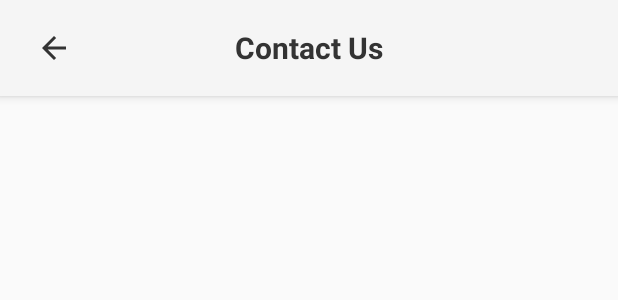
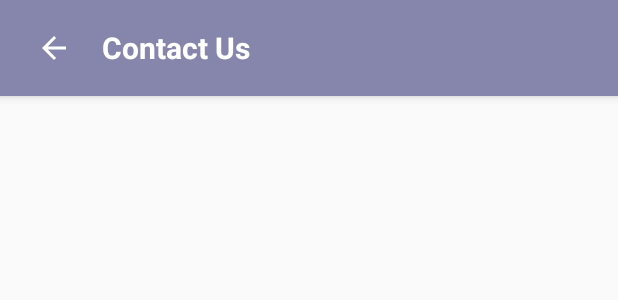
Before and after one commit to ItsAman0P/HelloSDKWithPerplexity, an Android app built with Jetpack Compose: the layout activity_main.xml on its own in the app's theme, with its tools: preview values and no code run, on a phone screen of 412 x 824 dp. Shown: the top 300 px of the screen. Run offline under Robolectric (Android 15) with nearby library versions, the phone set to English and light mode, and no system bars.

```diff
--- a/app/src/main/res/layout/activity_main.xml
+++ b/app/src/main/res/layout/activity_main.xml
@@ -8,11 +8,12 @@
 
     <!-- Header with back button and title -->
     <LinearLayout
+        android:id="@+id/header_container"
         android:layout_width="match_parent"
         android:layout_height="wrap_content"
         android:orientation="horizontal"
         android:gravity="center_vertical"
-        android:background="#F5F5F5"
+        android:background="@color/header_purple"
         android:paddingHorizontal="16dp"
         android:paddingVertical="12dp"
         android:elevation="4dp">
@@ -24,6 +25,7 @@
             android:background="?android:attr/selectableItemBackgroundBorderless"
             android:contentDescription="Back"
             android:src="@drawable/ic_arrow_back"
+            android:tint="@color/white"
             android:scaleType="centerInside" />
 
         <TextView
@@ -33,9 +35,8 @@
             android:text="Contact Us"
             android:textSize="20sp"
             android:textStyle="bold"
-            android:textColor="#333333"
-            android:gravity="center"
-            android:layout_marginEnd="40dp" />
+            android:textColor="@color/white"
+            android:layout_marginStart="12dp" />
 
     </LinearLayout>
 
--- a/app/src/main/res/values-night/themes.xml
+++ b/app/src/main/res/values-night/themes.xml
@@ -10,7 +10,7 @@
         <item name="colorSecondaryVariant">@color/teal_200</item>
         <item name="colorOnSecondary">@color/black</item>
         <!-- Status bar color. -->
-        <item name="android:statusBarColor">?attr/colorPrimaryVariant</item>
+        <item name="android:statusBarColor">@color/header_purple</item>
         <!-- Customize your theme here. -->
     </style>
 </resources>
--- a/app/src/main/res/values/colors.xml
+++ b/app/src/main/res/values/colors.xml
@@ -7,4 +7,5 @@
     <color name="teal_700">#FF018786</color>
     <color name="black">#FF000000</color>
     <color name="white">#FFFFFFFF</color>
+    <color name="header_purple">#FF8686AC</color>
 </resources>
--- a/app/src/main/res/values/themes.xml
+++ b/app/src/main/res/values/themes.xml
@@ -10,7 +10,7 @@
         <item name="colorSecondaryVariant">@color/teal_700</item>
         <item name="colorOnSecondary">@color/black</item>
         <!-- Status bar color. -->
-        <item name="android:statusBarColor">?attr/colorPrimaryVariant</item>
+        <item name="android:statusBarColor">@color/header_purple</item>
         <!-- Customize your theme here. -->
     </style>
 </resources>
--- a/chatwidget/src/main/java/com/msg91/chatwidget/ChatWidgetFragment.kt
+++ b/chatwidget/src/main/java/com/msg91/chatwidget/ChatWidgetFragment.kt
@@ -103,7 +103,6 @@ class ChatWidgetFragment : Fragment() {
             context = requireContext(),
             fragment = this, // Pass fragment for proper file upload handling
             filePickerLauncher = filePickerLauncher, // Pass pre-registered launcher
-            onReload = { loadHtmlContent() },
             onClose = { handleClose() }
         )
 
@@ -141,6 +140,8 @@ class ChatWidgetFragment : Fragment() {
             webViewManager.loadHtmlContent(html)
             LogUtil.log("[ChatWidgetFragment] HTML content loaded")
         }
+
+
     }
 
     private fun setupKeyboardAnimation() {
--- a/chatwidget/src/main/java/com/msg91/chatwidget/service/HtmlBuilder.kt
+++ b/chatwidget/src/main/java/com/msg91/chatwidget/service/HtmlBuilder.kt
@@ -164,7 +164,6 @@ object HtmlBuilder {
                 <div class="error-message"></div>
                 <button class="reload-button" onclick="reloadPage()">Try Again</button>
             </div>
-            <script src="$scriptUrl" onload="handleScriptLoad()" onerror="handleScriptError()"></script>
         </body>
         </html>
         """.trimIndent()
```
Also changed, not shown: app/src/main/java/com/msg91/hellochatwidgetsdkapp/MainActivity.kt (+19 -2 lines), chatwidget/src/main/java/com/msg91/chatwidget/webview/ChatWebViewManager.kt (+8 -4 lines), chatwidget/src/main/java/com/msg91/chatwidget/webview/CustomWebViewClient.kt (+6 -6 lines), chatwidget/src/main/java/com/msg91/chatwidget/webview/WebAppInterface.kt (+2 -7 lines).
